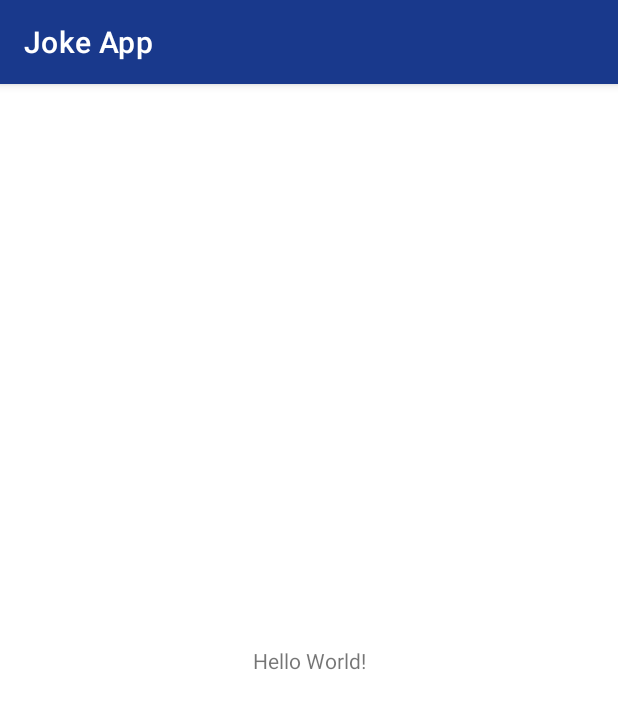
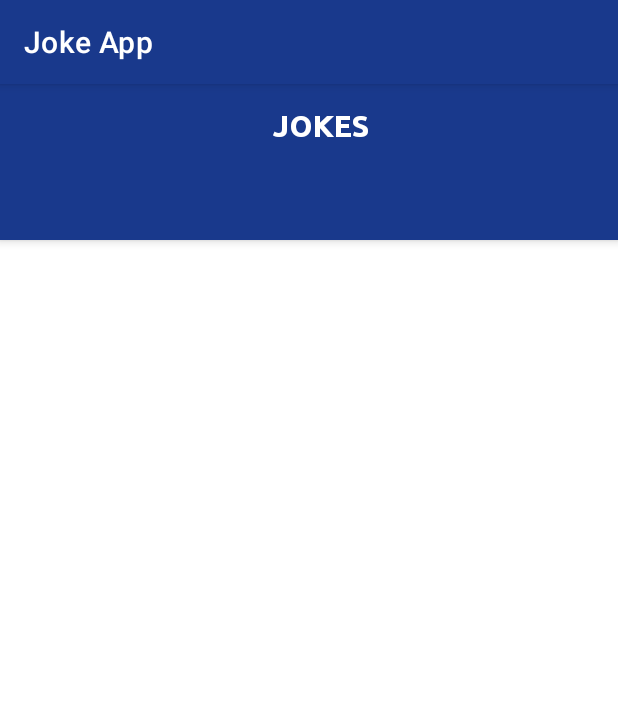
Before and after one commit to keithchad/joke-app, an Android app: the screen it shows after launch (MainActivity), on a phone screen of 412 x 824 dp. Shown: the top 709 px of the screen. Run offline under Robolectric (Android 15) with nearby library versions, the phone set to English and light mode, and no system bars.

Commit message:
activity_main layout

```diff
--- a/app/src/main/res/layout/activity_main.xml
+++ b/app/src/main/res/layout/activity_main.xml
@@ -1,18 +1,57 @@
 <?xml version="1.0" encoding="utf-8"?>
-<androidx.constraintlayout.widget.ConstraintLayout xmlns:android="http://schemas.android.com/apk/res/android"
+<androidx.coordinatorlayout.widget.CoordinatorLayout xmlns:android="http://schemas.android.com/apk/res/android"
     xmlns:app="http://schemas.android.com/apk/res-auto"
     xmlns:tools="http://schemas.android.com/tools"
+    android:id="@+id/coordinatorLayout"
     android:layout_width="match_parent"
     android:layout_height="match_parent"
     tools:context=".MainActivity">
 
-    <TextView
-        android:layout_width="wrap_content"
+    <com.google.android.material.appbar.AppBarLayout
+        android:id="@+id/appBar"
+        android:layout_width="match_parent"
         android:layout_height="wrap_content"
-        android:text="Hello World!"
-        app:layout_constraintBottom_toBottomOf="parent"
-        app:layout_constraintLeft_toLeftOf="parent"
-        app:layout_constraintRight_toRightOf="parent"
-        app:layout_constraintTop_toTopOf="parent" />
+        android:theme="@style/ThemeOverlay.AppCompat.Dark.ActionBar">
 
-</androidx.constraintlayout.widget.ConstraintLayout>
+        <androidx.appcompat.widget.Toolbar
+            android:id="@+id/toolbar"
+            android:layout_width="match_parent"
+            android:layout_height="?actionBarSize"
+            android:background="@color/blue_200"
+            app:layout_scrollFlags="scroll|enterAlways"
+            app:popupTheme="@style/ThemeOverlay.AppCompat.Light">
+
+            <TextView
+                android:layout_width="match_parent"
+                android:layout_height="wrap_content"
+                android:text="@string/jokes"
+                android:fontFamily="@font/ubuntu_bold"
+                android:includeFontPadding="false"
+                android:textSize="20sp"
+                android:textColor="@color/colorWhite"
+                android:textAlignment="center"/>
+
+        </androidx.appcompat.widget.Toolbar>
+
+        <com.google.android.material.tabs.TabLayout
+            android:id="@+id/tabLayout"
+            android:layout_width="match_parent"
+            android:layout_height="wrap_content"
+            android:minHeight="?actionBarSize"
+            app:tabTextColor="@color/colorWhite"
+            app:tabSelectedTextColor="@color/colorWhite"
+            android:background="@color/blue_200"
+            app:tabIndicatorColor="@color/colorWhite"
+            app:tabIndicatorHeight="2dp"
+            app:tabMode="fixed"
+            app:tabGravity="fill"/>
+
+    </com.google.android.material.appbar.AppBarLayout>
+
+    <androidx.viewpager.widget.ViewPager
+        android:id="@+id/viewPager"
+        android:layout_width="match_parent"
+        android:layout_height="match_parent"
+        app:layout_behavior="@string/appbar_scrolling_view_behavior"/>
+
+</androidx.coordinatorlayout.widget.CoordinatorLayout>
--- a/app/src/main/res/values/strings.xml
+++ b/app/src/main/res/values/strings.xml
@@ -1,3 +1,4 @@
 <resources>
     <string name="app_name">Joke App</string>
+    <string name="jokes">JOKES</string>
 </resources>
```
